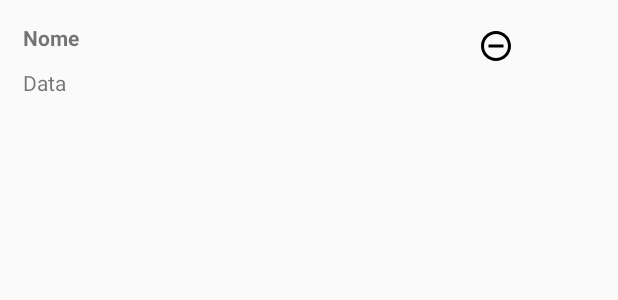
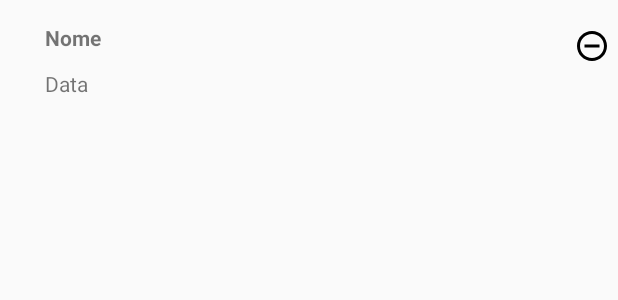
Before and after one commit to JorgeDanilo/Diario-de-Emo-o, an Android app: the layout item_emocao.xml on its own in the app's theme, with its tools: preview values and no code run, on a phone screen of 412 x 824 dp. Shown: the top 300 px of the screen. Run offline under Robolectric (Android 15) with nearby library versions, the phone set to English and light mode, and no system bars.

Commit message:
adjuste ui to contraint layout

```diff
--- a/app/src/main/res/layout/item_emocao.xml
+++ b/app/src/main/res/layout/item_emocao.xml
@@ -1,35 +1,50 @@
 <?xml version="1.0" encoding="utf-8"?>
-<LinearLayout xmlns:android="http://schemas.android.com/apk/res/android"
+<androidx.constraintlayout.widget.ConstraintLayout xmlns:android="http://schemas.android.com/apk/res/android"
+    xmlns:app="http://schemas.android.com/apk/res-auto"
+    android:id="@+id/linearLayout"
     android:layout_width="match_parent"
-    android:layout_height="wrap_content"
-    android:orientation="vertical"
-    android:padding="15dp">
+    android:layout_height="wrap_content">
 
-    <LinearLayout
-        android:layout_width="wrap_content"
-        android:layout_height="wrap_content"
-        android:orientation="horizontal">
 
     <TextView
         android:id="@+id/tv_emocao"
-            android:layout_width="300dp"
+        android:layout_width="0dp"
         android:layout_height="wrap_content"
+        android:layout_marginStart="30dp"
+        android:layout_marginLeft="30dp"
+        android:layout_marginTop="15dp"
+        android:layout_marginBottom="11dp"
         android:text="Nome"
-            android:textStyle="bold" />
+        android:textStyle="bold"
+        app:layout_constraintBottom_toTopOf="@+id/tv_data"
+        app:layout_constraintEnd_toStartOf="@+id/btn_remove"
+        app:layout_constraintStart_toStartOf="parent"
+        app:layout_constraintTop_toTopOf="parent"
+        app:layout_constraintVertical_chainStyle="packed" />
 
     <ImageButton
         android:id="@+id/btn_remove"
+        android:layout_width="wrap_content"
+        android:layout_height="wrap_content"
+        android:layout_marginEnd="5dp"
+        android:layout_marginRight="5dp"
         android:background="@android:color/transparent"
-            android:layout_width="30dp"
-            android:layout_height="30dp"
-            android:layout_gravity="center_vertical"
-            android:src="@drawable/ic_remove_circle_outline_black_24dp" />
-    </LinearLayout>
+        android:src="@drawable/ic_remove_circle_outline_black_24dp"
+        app:layout_constraintBottom_toTopOf="@+id/tv_data"
+        app:layout_constraintEnd_toEndOf="parent"
+        app:layout_constraintStart_toEndOf="@+id/tv_emocao"
+        app:layout_constraintTop_toTopOf="@+id/tv_emocao"
+        android:contentDescription="@string/content_description_button" />
+
 
     <TextView
         android:id="@+id/tv_data"
-        android:layout_width="300dp"
+        android:layout_width="0dp"
         android:layout_height="wrap_content"
-        android:text="Data" />
+        android:text="@string/data_create"
+        app:layout_constraintBottom_toBottomOf="parent"
+        app:layout_constraintEnd_toStartOf="@+id/btn_remove"
+        app:layout_constraintStart_toStartOf="@+id/tv_emocao"
+        app:layout_constraintTop_toBottomOf="@+id/tv_emocao" />
 
-</LinearLayout>
+</androidx.constraintlayout.widget.ConstraintLayout>
--- a/app/src/main/res/values/strings.xml
+++ b/app/src/main/res/values/strings.xml
@@ -1,4 +1,6 @@
 <resources>
     <string name="app_name">Diario da Emoção</string>
     <string name="msg_emocao_required">O campo motivo é obrigatório</string>
+    <string name="content_description_button">Button Remove</string>
+    <string name="data_create">Data</string>
 </resources>
```
Lines whose indentation alone changed are shown as unchanged.
